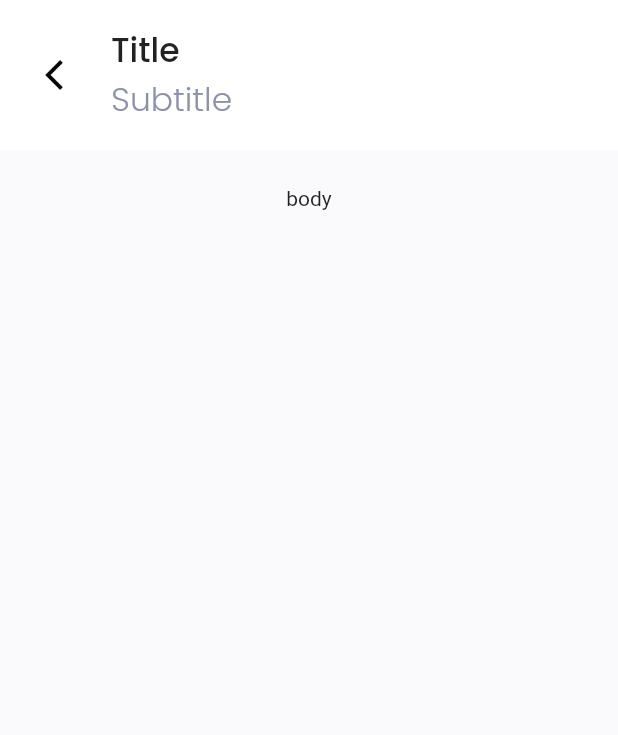
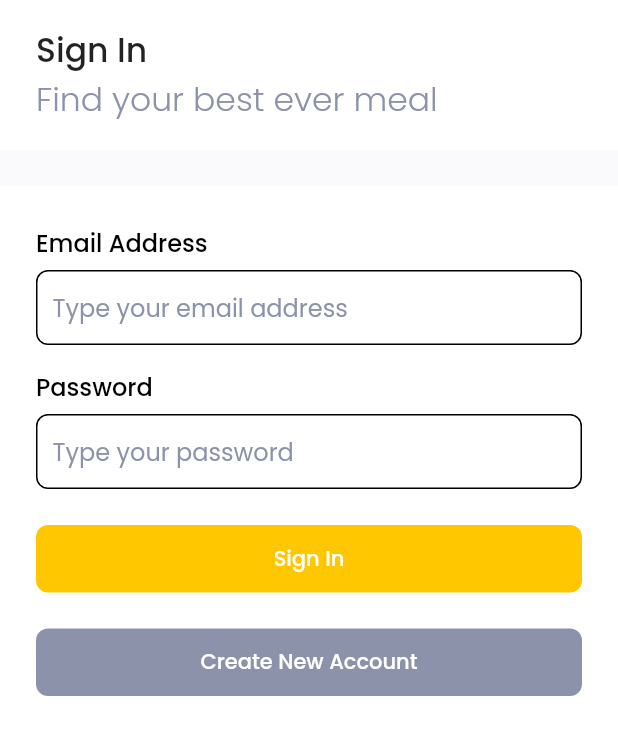
Before and after one commit to mrrezkii/Flutter-FoodMarket, a Flutter app: the screen it shows after launch, on a phone screen of 412 x 824 dp. Shown: the top 735 px of the screen. Run offline on Flutter 3.47's test engine with Material 2 defaults, Android fonts, the phone set to English and light mode, and no system bars; our stand-ins replace flutter_spinkit, google_fonts, supercharged.

Commit message:
Sign In Page

```diff
--- a/lib/main.dart
+++ b/lib/main.dart
@@ -11,10 +11,7 @@ class MyApp extends StatelessWidget {
   Widget build(BuildContext context) {
     return MaterialApp(
       debugShowCheckedModeBanner: false,
-      home: GeneralPage(
-        onBackButtonPressed: () {},
-        child: Text("body"),
-      ),
+      home: SignInPage(),
     );
   }
 }
--- a/lib/shared/theme.dart
+++ b/lib/shared/theme.dart
@@ -1,8 +1,12 @@
 part of 'shared.dart';
 
-Color mainColor = "FF700".toColor();
+Color mainColor = "FFC700".toColor();
 Color greyColor = "8D92AB".toColor();
 
 TextStyle greyFontStyle = GoogleFonts.poppins().copyWith(color: greyColor);
-
+TextStyle blackFontStyle1 = GoogleFonts.poppins()
+    .copyWith(color: Colors.black, fontSize: 22, fontWeight: FontWeight.w500);
+TextStyle blackFontStyle2 = GoogleFonts.poppins()
+    .copyWith(color: Colors.black, fontSize: 16, fontWeight: FontWeight.w500);
+TextStyle blackFontStyle3 = GoogleFonts.poppins().copyWith(color: Colors.black);
 const double defaultMargin = 24;
--- a/lib/ui/pages/general_page.dart
+++ b/lib/ui/pages/general_page.dart
@@ -22,16 +22,12 @@ class GeneralPage extends StatelessWidget {
           Container(
             color: Colors.white,
           ),
-          SafeArea(
-              child: Container(
-            color: backColor ?? "FAFAFC".toColor(),
-          )),
+          SafeArea(child: Container(color: backColor ?? Colors.white)),
           SafeArea(
             child: ListView(children: <Widget>[
               Column(
                 children: <Widget>[
                   Container(
-                    margin: EdgeInsets.only(bottom: defaultMargin),
                     padding: EdgeInsets.symmetric(horizontal: defaultMargin),
                     width: double.infinity,
                     height: 100,
@@ -67,6 +63,10 @@ class GeneralPage extends StatelessWidget {
                       ],
                     ),
                   ),
+                  Container(
+                      height: defaultMargin,
+                      width: double.infinity,
+                      color: "FAFAFC".toColor()),
                   child ?? SizedBox(),
                 ],
               ),
--- a/lib/ui/pages/pages.dart
+++ b/lib/ui/pages/pages.dart
@@ -2,5 +2,7 @@ import 'package:bwa_foodmarket/shared/shared.dart';
 import 'package:flutter/material.dart';
 import 'package:supercharged/supercharged.dart';
 import 'package:google_fonts/google_fonts.dart';
+import 'package:flutter_spinkit/flutter_spinkit.dart';
 
 part 'general_page.dart';
+part 'sign_in_page.dart';
--- /dev/null
+++ b/lib/ui/pages/sign_in_page.dart
@@ -0,0 +1,106 @@
+part of 'pages.dart';
+
+class SignInPage extends StatefulWidget {
+  @override
+  _SignInPageState createState() => _SignInPageState();
+}
+
+class _SignInPageState extends State<SignInPage> {
+  @override
+  Widget build(BuildContext context) {
+    TextEditingController emailController = TextEditingController();
+    TextEditingController passwordController = TextEditingController();
+    bool isLoading = false;
+    return GeneralPage(
+      title: "Sign In",
+      subtitle: "Find your best ever meal",
+      child: Column(
+        children: <Widget>[
+          Container(
+            width: double.infinity,
+            margin: EdgeInsets.fromLTRB(defaultMargin, 26, defaultMargin, 6),
+            child: Text("Email Address", style: blackFontStyle2),
+          ),
+          Container(
+            width: double.infinity,
+            margin: EdgeInsets.symmetric(horizontal: defaultMargin),
+            padding: EdgeInsets.symmetric(horizontal: 10),
+            decoration: BoxDecoration(
+                borderRadius: BorderRadius.circular(8),
+                border: Border.all(color: Colors.black)),
+            child: TextField(
+              controller: emailController,
+              decoration: InputDecoration(
+                  border: InputBorder.none,
+                  hintText: "Type your email address",
+                  hintStyle: greyFontStyle),
+            ),
+          ),
+          Container(
+            width: double.infinity,
+            margin: EdgeInsets.fromLTRB(defaultMargin, 16, defaultMargin, 6),
+            child: Text("Password", style: blackFontStyle2),
+          ),
+          Container(
+            width: double.infinity,
+            margin: EdgeInsets.symmetric(horizontal: defaultMargin),
+            padding: EdgeInsets.symmetric(horizontal: 10),
+            decoration: BoxDecoration(
+                borderRadius: BorderRadius.circular(8),
+                border: Border.all(color: Colors.black)),
+            child: TextField(
+              obscureText: true,
+              controller: passwordController,
+              decoration: InputDecoration(
+                  border: InputBorder.none,
+                  hintText: "Type your password",
+                  hintStyle: greyFontStyle),
+            ),
+          ),
+          Container(
+            width: double.infinity,
+            height: 45,
+            margin: EdgeInsets.only(top: 24),
+            padding: EdgeInsets.symmetric(horizontal: defaultMargin),
+            child: isLoading
+                ? SpinKitFadingCircle(
+                    size: 45,
+                    color: mainColor,
+                  )
+                : RaisedButton(
+                    onPressed: () {},
+                    elevation: 0,
+                    shape: RoundedRectangleBorder(
+                        borderRadius: BorderRadius.circular(8)),
+                    color: mainColor,
+                    child: Text("Sign In",
+                        style: GoogleFonts.poppins(
+                            color: Colors.white, fontWeight: FontWeight.w500)),
+                  ),
+          ),
+          Container(
+            width: double.infinity,
+            height: 45,
+            margin: EdgeInsets.only(top: 24),
+            padding: EdgeInsets.symmetric(horizontal: defaultMargin),
+            child: isLoading
+                ? SpinKitFadingCircle(
+                    size: 45,
+                    color: mainColor,
+                  )
+                : RaisedButton(
+                    onPressed: () {},
+                    elevation: 0,
+                    shape: RoundedRectangleBorder(
+                        borderRadius: BorderRadius.circular(8)),
+                    color: greyColor,
+                    child: Text("Create New Account",
+                        style: GoogleFonts.poppins(
+                            color: Colors.white, fontWeight: FontWeight.w500)),
+                  ),
+          )
+        ],
+      ),
+    );
+  }
+}
--- a/pubspec.yaml
+++ b/pubspec.yaml
@@ -25,6 +25,7 @@ dependencies:
     sdk: flutter
   cupertino_icons: ^1.0.2
   flutter_bloc: ^7.0.0
+  flutter_spinkit: ^4.1.2+1
   google_fonts: ^2.0.0
   supercharged: ^2.0.0
 
```
Also changed, not shown: pubspec.lock.
